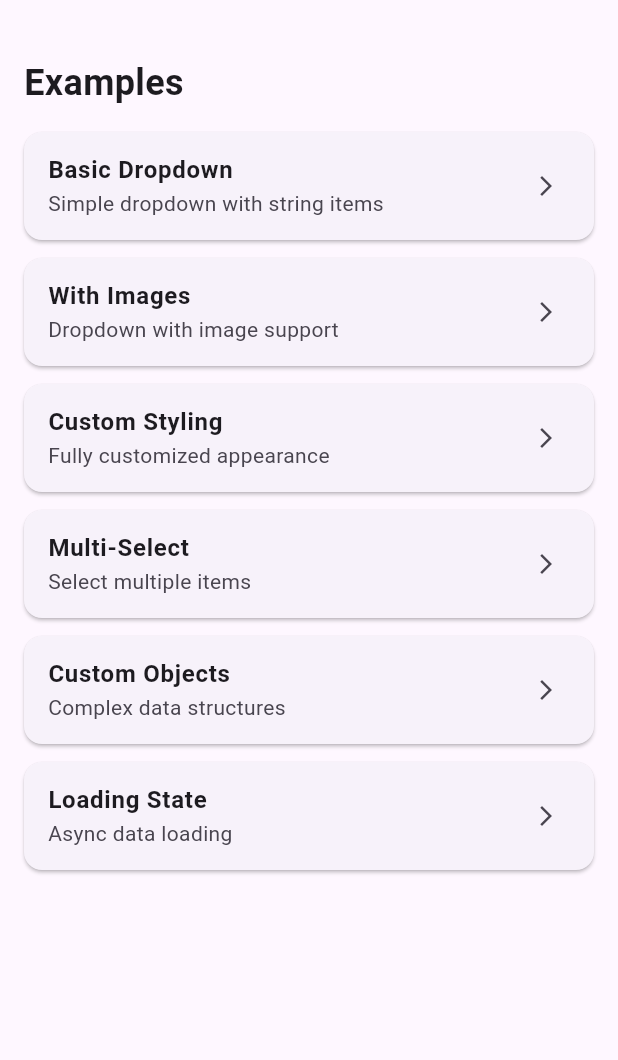
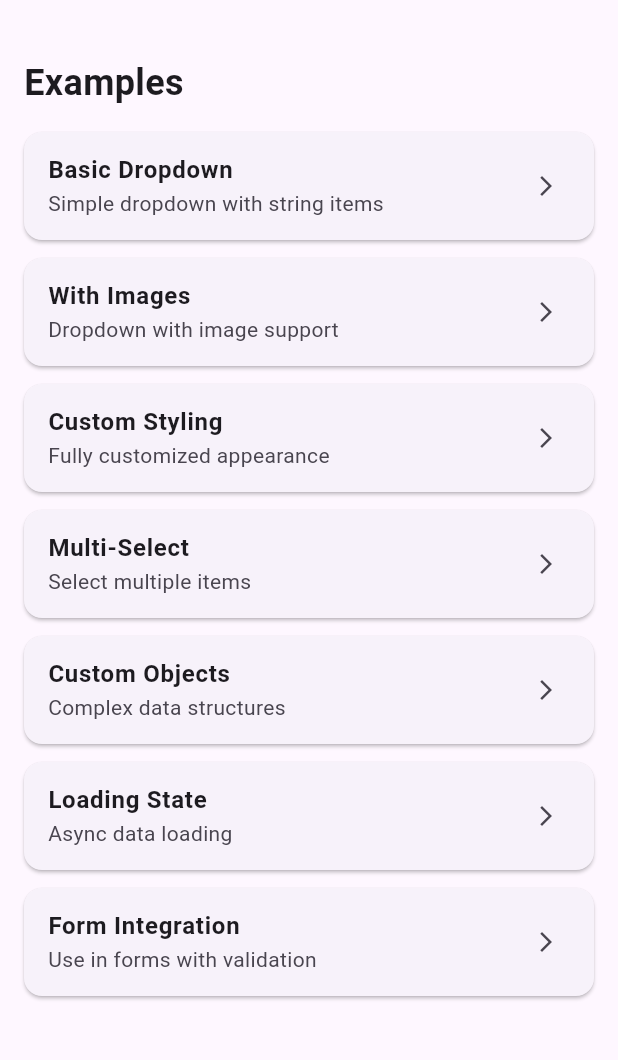
Before and after one commit to darbazrasul/smooth-dropdown-with-search, a Flutter app: the screen it shows after launch, on a phone screen of 412 x 824 dp, the part 63-1123 px from its top. Run offline on Flutter 3.47's test engine with Material 3 defaults, Android fonts, the phone set to English and light mode, and no system bars; our stand-ins replace cached_network_image, flutter_hooks, flutter_screenutil, shimmer.

Commit message:
نموونەی فۆرم لەگەل درۆپ داوون

```diff
--- a/lib/screen/home_page.dart
+++ b/lib/screen/home_page.dart
@@ -1,6 +1,7 @@
 import 'package:flutter/material.dart';
 import 'package:flutter_screenutil/flutter_screenutil.dart';
 import 'package:smooth_dropdown_with_search/example/basic_example.dart';
+import 'package:smooth_dropdown_with_search/example/form_example.dart';
 import 'package:smooth_dropdown_with_search/example/image_example.dart';
 import 'package:smooth_dropdown_with_search/example/loading_example.dart';
 import 'package:smooth_dropdown_with_search/example/multi_select_example.dart';
@@ -111,6 +112,19 @@ class MyApp extends StatelessWidget {
                     );
                   },
                 ),
+                Builder(
+                  builder: (innerCtx) {
+                    return _buildExampleCard(
+                      innerCtx,
+                      'Form Integration',
+                      'Use in forms with validation',
+                      () => Navigator.push(
+                        innerCtx,
+                        MaterialPageRoute(builder: (_) => const FormExample()),
+                      ),
+                    );
+                  },
+                ),
               ],
             ),
           ),
```
Also changed, not shown: lib/example/form_example.dart (added, +89 -0 lines).
